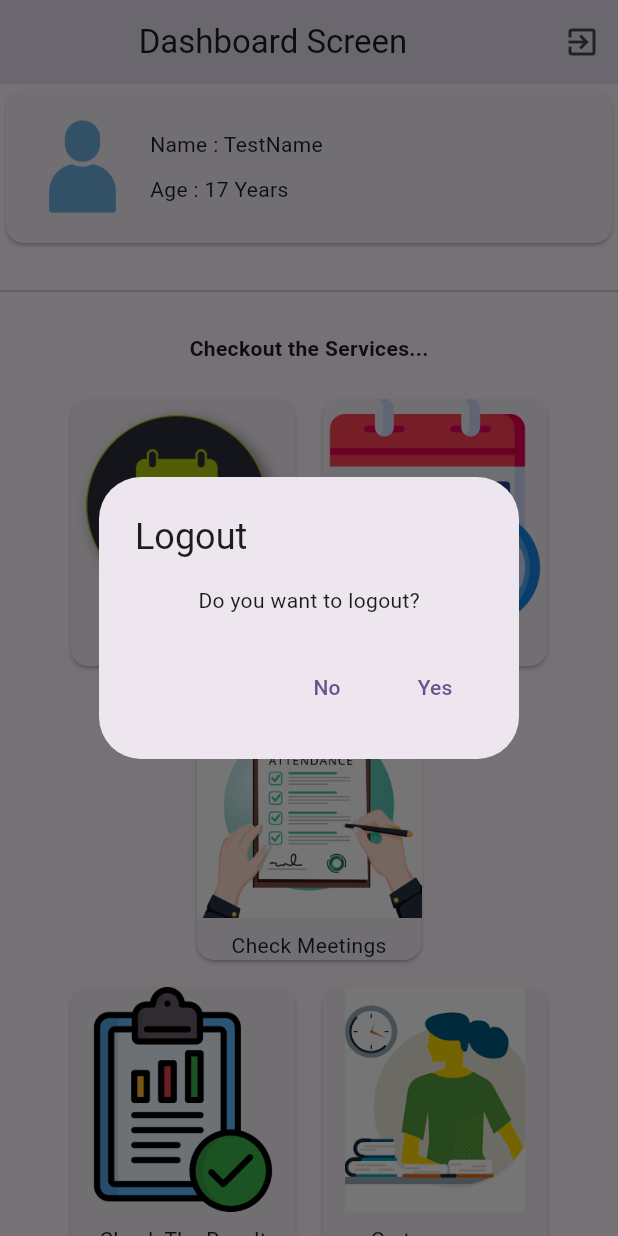
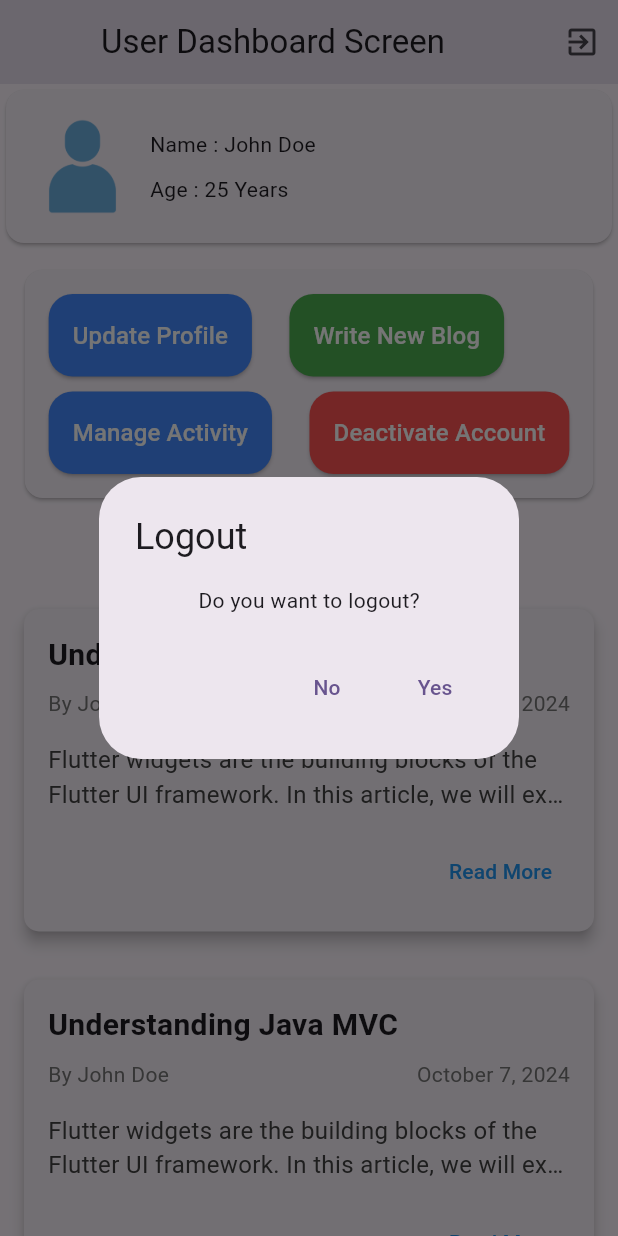
Before and after one commit to ShashankKadam1994/flutter_project, a Flutter app: the screen it shows after launch, after a tap on the "exit to app" icon, on a phone screen of 412 x 824 dp. Run offline on Flutter 3.47's test engine with Material 3 defaults, Android fonts, the phone set to English and light mode, and no system bars; our stand-ins replace email_validator, form_validator, shared_preferences, sqflite, video_player; accounts and stored records are empty.

Commit message:
Task 3 Completed

```diff
--- a/lib/Task_1/dashbord.dart
+++ b/lib/Task_1/dashbord.dart
@@ -1,13 +1,7 @@
-import 'dart:convert';
-
 import 'package:flutter/material.dart';
 import 'package:flutter_task1/Task_1/widgets/cutome_card.dart';
 import 'package:flutter_task1/Task_1/widgets/dash_table.dart';
-import 'package:flutter_task1/login.dart';
-import 'package:flutter_task1/router.dart';
-import 'package:flutter_task1/sharedpref.dart';
 
-import '../db.dart';
 
 class Dashbord extends StatefulWidget {
   const Dashbord({super.key});
--- /dev/null
+++ b/lib/Task_3/user_dashbord.dart
@@ -0,0 +1,158 @@
+import 'package:flutter/material.dart';
+import 'package:flutter_task1/Task_1/widgets/cutome_card.dart';
+import 'package:flutter_task1/Task_1/widgets/dash_table.dart';
+import 'package:flutter_task1/Task_3/widgets/index.dart';
+
+
+class UserDashbord extends StatefulWidget {
+  const UserDashbord({super.key});
+
+  @override
+  State<UserDashbord> createState() => _UserDashbord();
+}
+
+class _UserDashbord extends State<UserDashbord> {
+  @override
+  Widget build(BuildContext context) {
+    return Scaffold(
+        appBar: AppBar(
+          title: const Center(child: Text("User Dashboard Screen")),
+          elevation: 50,
+          actions: [
+            IconButton(
+                onPressed: () async {
+                  showDialog(
+                    context: context,
+                    builder: (c) => AlertDialog(
+                      title: const Text('Logout'),
+                      content: const Column(
+                        mainAxisSize: MainAxisSize.min,
+                        children: [Text("Do you want to logout?")],
+                      ),
+                      actions: [
+                        TextButton(
+                            onPressed: () {
+                              Navigator.pop(context);
+                            },
+                            child: const Text("No")),
+                        TextButton(
+                            onPressed: () async {
+                              print("Logout Not Added till Now");
+                            },
+                            child: const Text("Yes"))
+                      ],
+                    ),
+                  );
+                },
+                icon: const Icon(Icons.exit_to_app))
+          ],
+        ),
+        body: SingleChildScrollView(
+          child: Column(
+            children: [
+              Card(
+                child: Padding(
+                  padding: EdgeInsets.all(16.0),
+                  child: Row(
+                    children: [
+                      Image.asset(
+                        'assets/person_icon.png',
+                        height: 70,
+                        width: 70,
+                      ),
+                      const SizedBox(
+                        width: 10,
+                      ),
+                      Container(
+                        child: const Column(
+                          mainAxisAlignment: MainAxisAlignment.center,
+                          crossAxisAlignment: CrossAxisAlignment.start,
+                          children: [
+                            Text("Name : John Doe"),
+                            SizedBox(
+                              height: 10,
+                            ),
+                            Text("Age : 25 Years"),
+                          ],
+                        ),
+                      )
+                    ],
+                  ),
+                ),
+              ),
+              const SizedBox(height: 10,),
+
+              Card(
+                child: Padding(padding: EdgeInsets.all(16.0),
+                 child:Wrap(
+                  spacing: 10.0,
+                    runSpacing: 10.0,
+                  children: [
+                    Expanded(
+                    child:ActionButtons(text: "Update Profile", onPressed: (){},backgroundColor: Colors.blueAccent,textColor: Colors.white,),
+                    ),
+                    SizedBox(width: 5,),
+                    Expanded(
+                    child:ActionButtons(text: "Write New Blog", onPressed: (){},backgroundColor: Colors.green,textColor: Colors.white,),
+                    ),
+                    SizedBox(width: 5,),
+                    Expanded(
+                    child:ActionButtons(text: "Manage Activity", onPressed: (){},backgroundColor: Colors.blueAccent,textColor: Colors.white,),
+                    ),
+                    SizedBox(width: 5,),
+                    Expanded(
+                    child:ActionButtons(text: "Deactivate Account", onPressed: (){},backgroundColor: Colors.redAccent,textColor: Colors.white,)
+                    ),
+                  ],
+                ),
+                )
+              ),
+              const SizedBox(height: 10,),
+              const Text(
+                "Your Blogs...",
+                style: TextStyle(
+                  fontSize: 24.0,
+                  fontWeight: FontWeight.bold,
+                  color: Colors.black,
+                ),
+              ),
+
+              const SizedBox(height: 10,),
+             Container(
+                child:const Wrap(
+                  children: [
+                    BlogCard(
+                      title: "Understanding Flutter Widgets",
+                      date: "October 7, 2024",
+                      authorName: "John Doe",
+                      blogContent: "Flutter widgets are the building blocks of the Flutter UI framework. In this article, we will explore the basics of widgets and how they form the core of every Flutter application...",
+                    ),
+                    BlogCard(
+                      title: "Understanding Java MVC",
+                      date: "October 7, 2024",
+                      authorName: "John Doe",
+                      blogContent: "Flutter widgets are the building blocks of the Flutter UI framework. In this article, we will explore the basics of widgets and how they form the core of every Flutter application...",
+                    ),
+                    BlogCard(
+                      title: "Understanding Android XML",
+                      date: "October 7, 2024",
+                      authorName: "John Doe",
+                      blogContent: "Flutter widgets are the building blocks of the Flutter UI framework. In this article, we will explore the basics of widgets and how they form the core of every Flutter application...",
+                    ),
+                    BlogCard(
+                      title: "Understanding .NET Architeture",
+                      date: "October 7, 2024",
+                      authorName: "John Doe",
+                      blogContent: "Flutter widgets are the building blocks of the Flutter UI framework. In this article, we will explore the basics of widgets and how they form the core of every Flutter application...",
+                    ),
+
+                    // Add more BlogCard widgets here
+                  ],
+                ),
+              )
+
+            ],
+          ),
+        ));
+  }
+}
--- /dev/null
+++ b/lib/Task_3/widgets/action_buttons.dart
@@ -0,0 +1,43 @@
+import 'package:flutter/material.dart';
+
+class ActionButtons extends StatelessWidget {
+  final String text;
+  final Color backgroundColor;
+  final Color textColor;
+  final VoidCallback onPressed;
+  final double borderRadius;
+  final double padding;
+  final double fontSize;
+
+  const ActionButtons({
+    Key? key,
+    required this.text,
+    required this.onPressed,
+    required this.backgroundColor,
+    required this.textColor,
+    this.borderRadius = 16.0,
+    this.padding = 16.0,
+    this.fontSize = 16.0,
+  }) : super(key: key);
+
+  @override
+  Widget build(BuildContext context) {
+    return ElevatedButton(
+      onPressed: onPressed,
+      style: ElevatedButton.styleFrom(
+        backgroundColor: backgroundColor,
+        padding: EdgeInsets.all(padding),
+        shape: RoundedRectangleBorder(
+          borderRadius: BorderRadius.circular(borderRadius),
+        ),
+      ),
+      child: Text(
+        text,
+        style: TextStyle(
+          fontSize: fontSize,
+          color: textColor,
+        ),
+      ),
+    );
+  }
+}
--- /dev/null
+++ b/lib/Task_3/widgets/blog_card.dart
@@ -0,0 +1,89 @@
+import 'package:flutter/material.dart';
+import 'package:flutter_task1/utilility/card_modal.dart';
+
+class BlogCard extends StatelessWidget {
+  final String title;
+  final String date;
+  final String authorName;
+  final String blogContent;
+
+  const BlogCard({
+    Key? key,
+    required this.title,
+    required this.date,
+    required this.authorName,
+    required this.blogContent,
+  }) : super(key: key);
+
+  @override
+  Widget build(BuildContext context) {
+    return Card(
+      elevation: 4,
+      margin: const EdgeInsets.all(16.0),
+      shape: RoundedRectangleBorder(
+        borderRadius: BorderRadius.circular(10.0),
+      ),
+      child: Padding(
+        padding: const EdgeInsets.all(16.0),
+        child: Column(
+          crossAxisAlignment: CrossAxisAlignment.start,
+          children: [
+            Text(
+              title,
+              style: const TextStyle(
+                fontSize: 20.0,
+                fontWeight: FontWeight.bold,
+              ),
+            ),
+            const SizedBox(height: 8.0),
+            Row(
+              mainAxisAlignment: MainAxisAlignment.spaceBetween,
+              children: [
+                Text(
+                  "By $authorName",
+                  style: TextStyle(
+                    fontSize: 14.0,
+                    color: Colors.grey[600],
+                  ),
+                ),
+                Text(
+                  date,
+                  style: TextStyle(
+                    fontSize: 14.0,
+                    color: Colors.grey[600],
+                  ),
+                ),
+              ],
+            ),
+            const SizedBox(height: 16.0),
+            Text(
+              blogContent,
+              maxLines: 2,
+              overflow: TextOverflow.ellipsis,
+              style: TextStyle(
+                fontSize: 16.0,
+                color: Colors.grey[800],
+              ),
+            ),
+            const SizedBox(height: 16.0),
+            Align(
+              alignment: Alignment.centerRight,
+              child: TextButton(
+                onPressed: () {
+                  showCardModal(context, blogContent, title, date, authorName, (){});
+                },
+                child:const Text(
+                  "Read More",
+                  style: TextStyle(
+                    fontSize: 14.0,
+                    color: Colors.blue,
+                  ),
+                ),
+              ),
+            ),
+          ],
+        ),
+      ),
+    );
+  }
+}
--- /dev/null
+++ b/lib/Task_3/widgets/index.dart
@@ -0,0 +1,2 @@
+export 'action_buttons.dart';
+export 'blog_card.dart';
--- a/lib/main.dart
+++ b/lib/main.dart
@@ -1,12 +1,7 @@
 import 'package:flutter/material.dart';
-import 'package:flutter_task1/home.dart';
-import 'package:flutter_task1/login.dart';
-import 'package:flutter_task1/registration.dart';
-import 'package:flutter_task1/practise.dart';
 import 'package:flutter_task1/router.dart';
 import 'package:flutter_task1/sharedpref.dart';
 import 'package:flutter_task1/splash_screen.dart';
-import 'package:flutter_task1/videoplayernew.dart';
 
 import 'db.dart';
 
--- a/lib/router.dart
+++ b/lib/router.dart
@@ -1,6 +1,7 @@
 import 'package:flutter/material.dart';
 import 'package:flutter_task1/Task_1/dashbord.dart';
 import 'package:flutter_task1/Task_1/hello_profile.dart';
+import 'package:flutter_task1/Task_3/user_dashbord.dart';
 import 'package:flutter_task1/home.dart';
 import 'package:flutter_task1/login.dart';
 import 'package:flutter_task1/practise.dart';
@@ -13,6 +14,8 @@ class AppRoutes {
   static const String reg = "reg";
   static const String helloWord = "helloWord";
   static const String dashbord = "dashbord";
+  static const String userDashboard = "userDashboard";
+  //userDashboard
 
 
   static Route<dynamic>? generateRoute(RouteSettings settings) {
@@ -30,6 +33,9 @@ class AppRoutes {
         return MaterialPageRoute(builder: (_) => ProfileScreen());
       case reg:
         return MaterialPageRoute(builder: (_) => practise());
+        //UserDashbord
+      case userDashboard:
+        return MaterialPageRoute(builder: (_) => UserDashbord());
       default:
         return null;
     }
--- a/lib/splash_screen.dart
+++ b/lib/splash_screen.dart
@@ -1,6 +1,7 @@
 import 'package:flutter/material.dart';
 import 'package:flutter_task1/Task_1/dashbord.dart';
 import 'package:flutter_task1/Task_1/hello_profile.dart';
+import 'package:flutter_task1/Task_3/user_dashbord.dart';
 import 'package:flutter_task1/home.dart';
 import 'package:flutter_task1/login.dart';
 import 'package:flutter_task1/practise.dart';
@@ -32,7 +33,8 @@ class _SplashScreenState extends State<SplashScreen> {
     Navigator.pushReplacement(
       context,
       // MaterialPageRoute(builder: (context) => const HomePage()),
-      MaterialPageRoute(builder: (context) => const Dashbord()),
+      // MaterialPageRoute(builder: (context) => const Dashbord()),
+      MaterialPageRoute(builder: (context) => const UserDashbord()) ,
     );
   }
   _navigateToReg() async {
@@ -41,7 +43,8 @@ class _SplashScreenState extends State<SplashScreen> {
     Navigator.pushReplacement(
       context,
       // MaterialPageRoute(builder: (context) => const Login()),
-      MaterialPageRoute(builder: (context) => const Dashbord()) ,
+      // MaterialPageRoute(builder: (context) => const Dashbord()) ,
+      MaterialPageRoute(builder: (context) => const UserDashbord()) ,
     );
   }
 
--- /dev/null
+++ b/lib/utilility/card_modal.dart
@@ -0,0 +1,40 @@
+import 'package:flutter/material.dart';
+
+void showCardModal(BuildContext context, String blogContent, String title, String date, String author, VoidCallback onClose) {
+  showDialog(
+    context: context,
+    builder: (BuildContext context) {
+      return AlertDialog(
+        title: Text(title),
+        content: Column(
+          mainAxisSize: MainAxisSize.min,
+          crossAxisAlignment: CrossAxisAlignment.start,
+          children: [
+            Text(blogContent),
+            const SizedBox(height: 16.0),
+            Align(
+              alignment: Alignment.bottomRight,
+              child: Text(
+                "By $author on $date",
+                style: TextStyle(
+                  fontSize: 14.0,
+                  color: Colors.grey[600],
+                  fontStyle: FontStyle.italic,
+                ),
+              ),
+            ),
+          ],
+        ),
+        actions: <Widget>[
+          TextButton(
+            child: const Text('Close'),
+            onPressed: () {
+              onClose();
+              Navigator.of(context).pop();
+            },
+          ),
+        ],
+      );
+    },
+  );
+}
```
